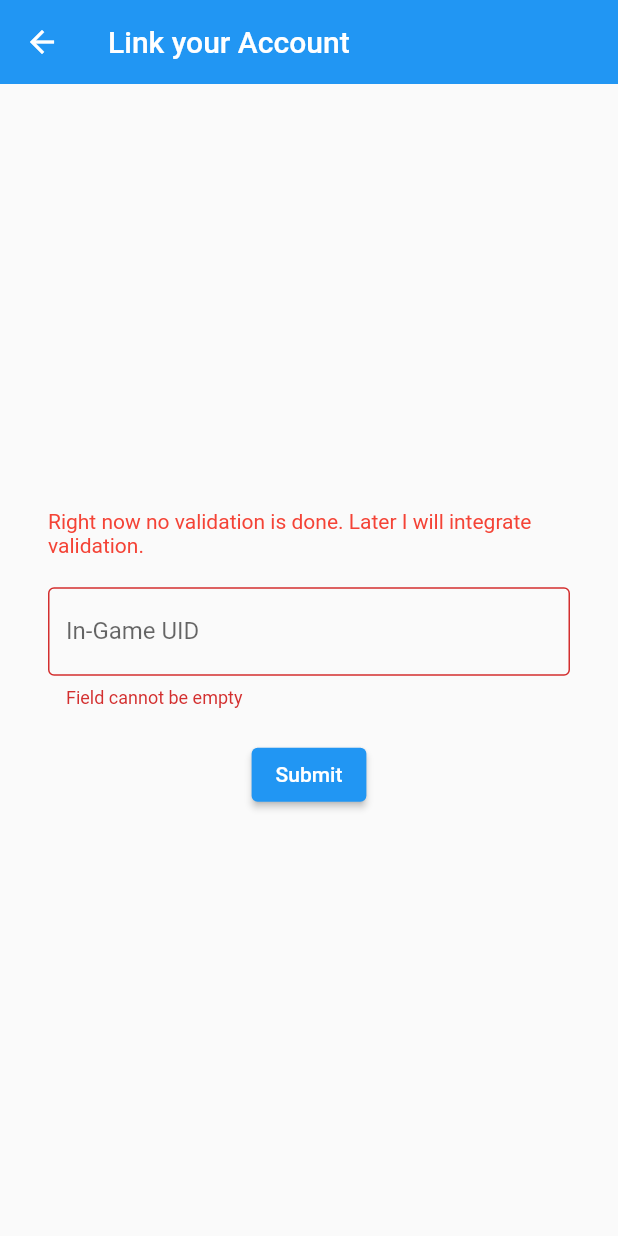
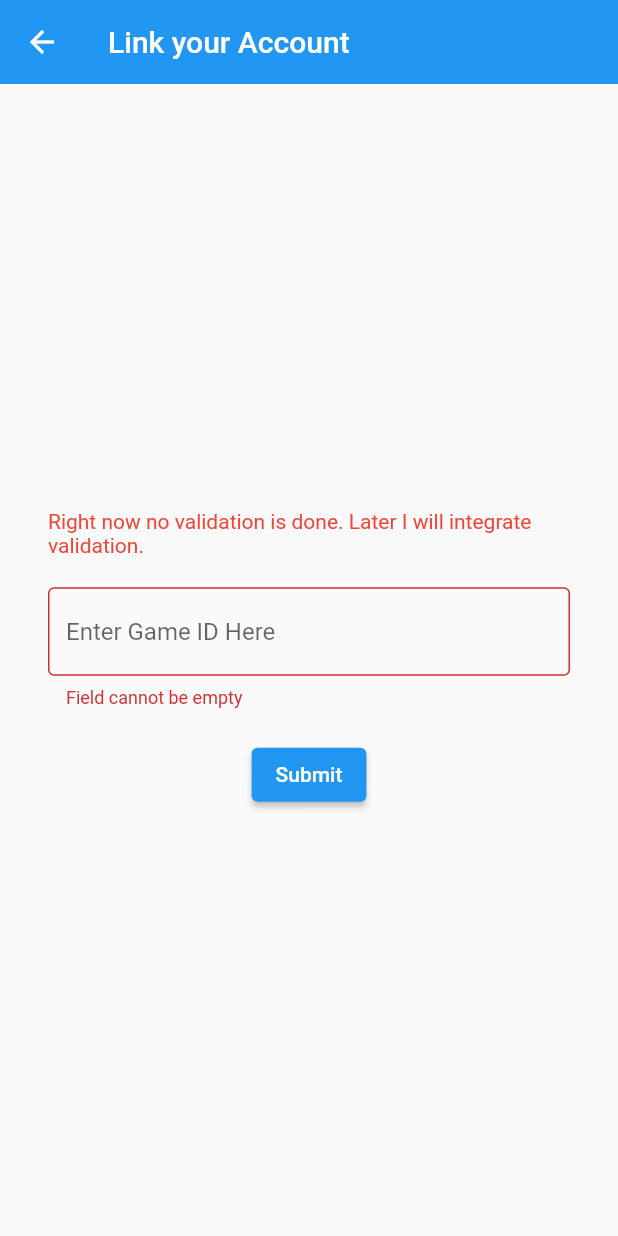
Before and after one commit to CYBERDEVILZ/ZBGAMING, a Flutter app: the LinkGame screen opened directly with empty values, after a tap on "Submit", on a phone screen of 412 x 824 dp. Run offline on Flutter 3.47's test engine with Material 2 defaults, Android fonts, the phone set to English and light mode, and no system bars; our stand-ins replace cloud_firestore, firebase_auth, firebase_core, firebase_messaging, firebase_storage, flutter_local_notifications and 2 more; missing offline and left inert: razorpay_flutter; accounts and stored records are empty.

Commit message:
link page updated

```diff
--- a/lib/pages/link_game.dart
+++ b/lib/pages/link_game.dart
@@ -16,6 +16,26 @@ class _LinkGameState extends State<LinkGame> {
   final TextEditingController idController = TextEditingController();
 
   bool isLoading = false;
+
+  void fetchData() async {
+    try {
+      await FirebaseFirestore.instance
+          .collection("userinfo")
+          .doc(FirebaseAuth.instance.currentUser?.uid)
+          .collection("linkedAccounts")
+          .doc(widget.matchType)
+          .get()
+          .then((value) => idController.text = value["id"]);
+    } catch (e) {
+      idController.text = "";
+    }
+  }
+
+  @override
+  void initState() {
+    super.initState();
+    fetchData();
+  }
 
   @override
   Widget build(BuildContext context) {
@@ -36,8 +56,9 @@ class _LinkGameState extends State<LinkGame> {
                   ),
                   const SizedBox(height: 20),
                   TextFormField(
-                    decoration: const InputDecoration(
-                        labelText: "In-Game UID", border: OutlineInputBorder()),
+                    decoration: InputDecoration(
+                        border: const OutlineInputBorder(),
+                        hintText: idController.text == "" ? "Enter Game ID Here" : idController.text),
                     controller: idController,
                     validator: (value) {
                       if (value == null || value.isEmpty) {
@@ -60,6 +81,7 @@ class _LinkGameState extends State<LinkGame> {
                               .collection("linkedAccounts")
                               .doc(widget.matchType)
                               .set({"id": idController.text});
+                          Navigator.pop(context);
                         }
                         isLoading = false;
                         setState(() {});
--- a/lib/pages/user_account.dart
+++ b/lib/pages/user_account.dart
@@ -503,7 +503,12 @@ class _UserAccountState extends State<UserAccount> {
                           linkedAccounts[element] != null
                               ? GestureDetector(
                                   // navigate to edit account page
-                                  onTap: () {},
+                                  onTap: () async {
+                                    await Navigator.push(
+                                        context, MaterialPageRoute(builder: (context) => LinkGame(matchType: element)));
+                                    await Navigator.pushReplacement(
+                                        context, MaterialPageRoute(builder: (context) => const UserAccount()));
+                                  },
                                   child: Icon(
                                     Icons.open_in_new,
                                     color: colorCodeForButtonTextCumCanvas[levelAttrib],
```
